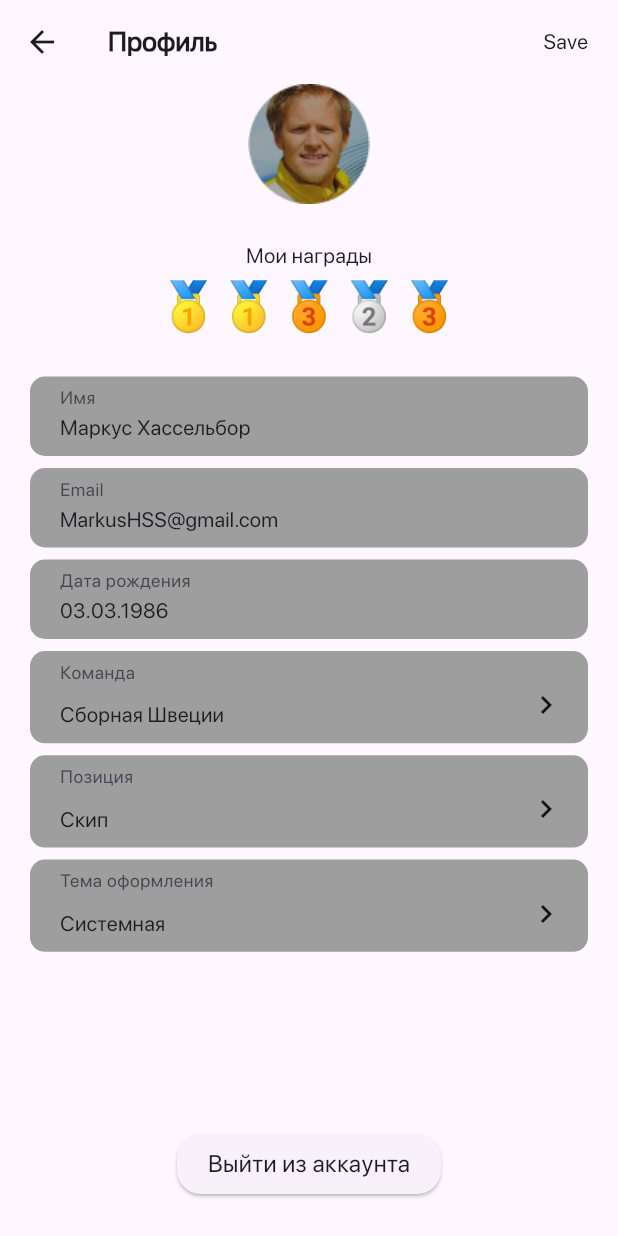
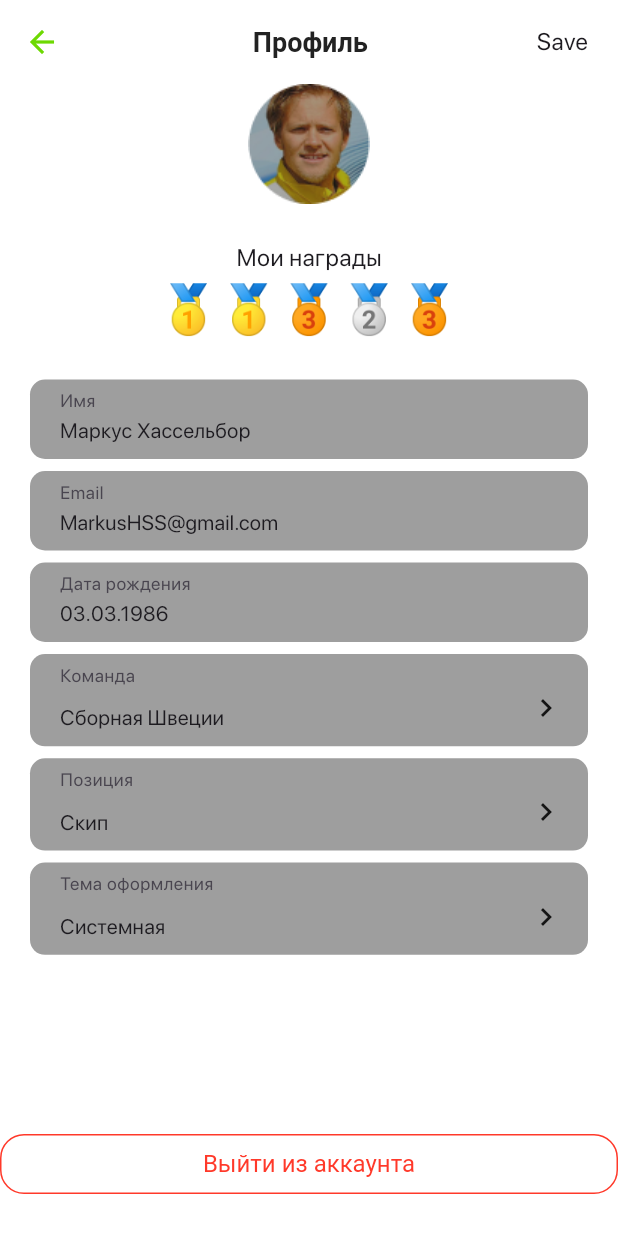
Before and after one commit to NastyaB3/surf-flutter-courses, a Flutter app: the screen it shows after launch, on a phone screen of 412 x 824 dp. Run offline on Flutter 3.47's test engine with Material 2 defaults, Android fonts, the phone set to English and light mode, and no system bars.

Commit message:
task 13: Text Theme

```diff
--- a/flutterapp/lib/13-task/main.dart
+++ b/flutterapp/lib/13-task/main.dart
@@ -1,5 +1,6 @@
 import 'package:flutter/material.dart';
 import 'package:flutterapp/13-task/screen/profile_screen.dart';
+import 'package:flutterapp/13-task/theme/theme.dart';
 
 void main() {
   runApp(const MyApp());
@@ -13,34 +14,7 @@ class MyApp extends StatelessWidget {
     return MaterialApp(
       debugShowCheckedModeBanner: false,
       title: 'Theme Demo',
-      theme: ThemeData(
-        colorScheme: ColorScheme.fromSeed(
-          seedColor: Colors.deepPurple,
-          secondary: const Color(0xFF252849),
-          primaryContainer: const Color(0xFF60607B),
-          secondaryContainer: const Color(0xFFF1F1F1),
-          tertiary: const Color(0xFFB5B5B5),
-          error: const Color(0xFFFF0000),
-          onPrimary: const Color(0xFF67CD00),
-
-        ),
-        textTheme: const TextTheme(
-          titleMedium: TextStyle(
-            fontSize: 14,
-            fontWeight: FontWeight.w400,
-          ),
-          bodyMedium: TextStyle(
-            fontSize: 16,
-            fontWeight: FontWeight.w400,
-          ),
-          labelLarge: TextStyle(
-            fontSize: 18,
-            fontWeight: FontWeight.w700,
-          ),
-        ),
-        useMaterial3: true,
-        fontFamily: 'Sf Pro Display',
-      ),
+      theme: createLightTheme(),
       home: const ProfileScreen(),
     );
   }
--- a/flutterapp/lib/13-task/screen/profile_screen.dart
+++ b/flutterapp/lib/13-task/screen/profile_screen.dart
@@ -17,31 +17,29 @@ class _ProfileScreenState extends State<ProfileScreen> {
     return Scaffold(
       appBar: AppBar(
         leading: const BackButton(),
-        title: Text(
-          'Профиль',
-          style: Theme.of(context).textTheme.labelLarge,
+        title: const Center(
+          child: Text('Профиль'),
         ),
-        actions: [
+        actions: const [
           Padding(
-            padding: const EdgeInsets.only(right: 20.0),
+            padding: EdgeInsets.only(right: 20.0),
             child: Text(
               'Save',
-              style: Theme.of(context).textTheme.titleMedium,
+              // style: Theme.of(context).textTheme.titleMedium,
             ),
           ),
         ],
       ),
       body: Column(
         mainAxisAlignment: MainAxisAlignment.center,
-        // crossAxisAlignment: CrossAxisAlignment.center,
         children: [
           Image.asset('assets/images/ellipse_230.png'),
           const SizedBox(
             height: 24,
           ),
-          Text(
+          const Text(
             'Мои награды',
-            style: Theme.of(context).textTheme.titleMedium,
+            // style: Theme.of(context).textTheme.titleMedium,
           ),
           const Row(
             mainAxisAlignment: MainAxisAlignment.center,
@@ -133,16 +131,13 @@ class _ProfileScreenState extends State<ProfileScreen> {
             },
           ),
           const Spacer(),
-          ElevatedButton(
-            onPressed: () {},
-            style: ElevatedButton.styleFrom(
-              shape: RoundedRectangleBorder(
-                borderRadius: BorderRadius.circular(16.0),
+          SizedBox(
+            width: double.infinity,
+            child: ElevatedButton(
+              onPressed: () {},
+              child: const Text(
+                'Выйти из аккаунта',
               ),
-            ),
-            child: Text(
-              'Выйти из аккаунта',
-              style: Theme.of(context).textTheme.bodyMedium,
             ),
           ),
           const SizedBox(
--- /dev/null
+++ b/flutterapp/lib/13-task/theme/constants.dart
@@ -0,0 +1,30 @@
+part of 'theme.dart';
+
+const titleMedium = TextStyle(
+  fontSize: 14,
+  fontWeight: FontWeight.w400,
+);
+const bodyMedium = TextStyle(
+  fontSize: 16,
+  fontWeight: FontWeight.w400,
+);
+const labelLarge = TextStyle(
+  fontSize: 18,
+  fontWeight: FontWeight.w700,
+);
+abstract class AppColors {
+  static const white = Colors.white;
+
+  static const appBarTitleLight = Color(0xFF222222);
+  static const appBarTitleDark = Color(0xFFFFFFFF);
+
+  static const backgroundFormLight = Color(0xFFFAFAFA);
+  static const backgroundFormDark = Color(0xFF222222);
+
+  static const formTextLightAndDark = Color(0xFF77767B);
+
+
+  static const redLightAndDark = Color(0xFFFF392A);
+  static const greenLightAndDark = Color(0xFF6DD902);
+
+}
--- a/flutterapp/lib/13-task/theme/dark_theme.dart
+++ b/flutterapp/lib/13-task/theme/dark_theme.dart
@@ -0,0 +1 @@
+part of 'theme.dart';
--- a/flutterapp/lib/13-task/theme/light_theme.dart
+++ b/flutterapp/lib/13-task/theme/light_theme.dart
@@ -1,9 +1,47 @@
-import 'package:flutter/material.dart';
-import 'package:flutterapp/13-task/theme/text_theme.dart';
+part of 'theme.dart';
 
-ThemeData createLightTheme(){
+ThemeData createLightTheme() {
   return ThemeData(
     textTheme: createTextTheme(),
-    brightness: Brightness.light,
+    scaffoldBackgroundColor: AppColors.white,
+    elevatedButtonTheme: ElevatedButtonThemeData(
+      style: ElevatedButton.styleFrom(
+        backgroundColor: AppColors.white,
+        elevation: 0,
+        textStyle: bodyMedium,
+        foregroundColor: AppColors.redLightAndDark,
+        side: const BorderSide(
+          color: AppColors.redLightAndDark,
+        ),
+        shape: RoundedRectangleBorder(
+          borderRadius: BorderRadius.circular(16.0),
+        ),
+      ),
+    ),
+    fontFamily: 'Sf Pro Display',
+    useMaterial3: true,
+    // extensions: <ThemeExtension<dynamic>>[
+    //   ThemeColors.light,
+    //
+    // ],
+
+    dialogTheme: DialogTheme(
+      backgroundColor: AppColors.white,
+      titleTextStyle: titleMedium.copyWith(
+        // color: AppColors.black,
+        fontSize: 20,
+        fontWeight: FontWeight.w500,
+      ),
+    contentTextStyle: titleMedium,
+    ),
+
+    appBarTheme: AppBarTheme(
+      backgroundColor: AppColors.white,
+      elevation: 0,
+      titleTextStyle: labelLarge.copyWith(
+        color: AppColors.appBarTitleLight,
+      ),
+      iconTheme: const IconThemeData(color: AppColors.greenLightAndDark),
+    ),
   );
 }
--- a/flutterapp/lib/13-task/theme/text_theme.dart
+++ b/flutterapp/lib/13-task/theme/text_theme.dart
@@ -1,4 +1,4 @@
-part of '../theme.dart';
+part of 'theme.dart';
 
 TextTheme createTextTheme() {
   return const TextTheme(
```
Also changed, not shown: flutterapp/lib/13-task/theme/theme.dart (+5 -8 lines), flutterapp/lib/13-task/theme/theme_colors.dart (added, +42 -0 lines), flutterapp/pubspec.lock (deleted).
